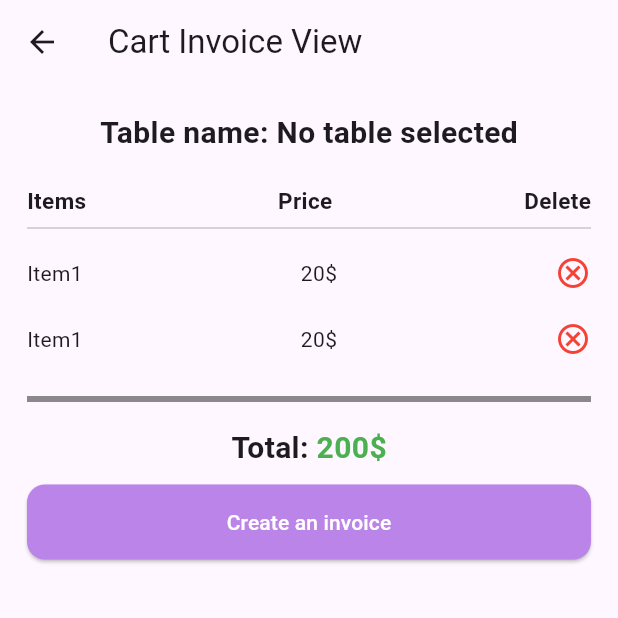
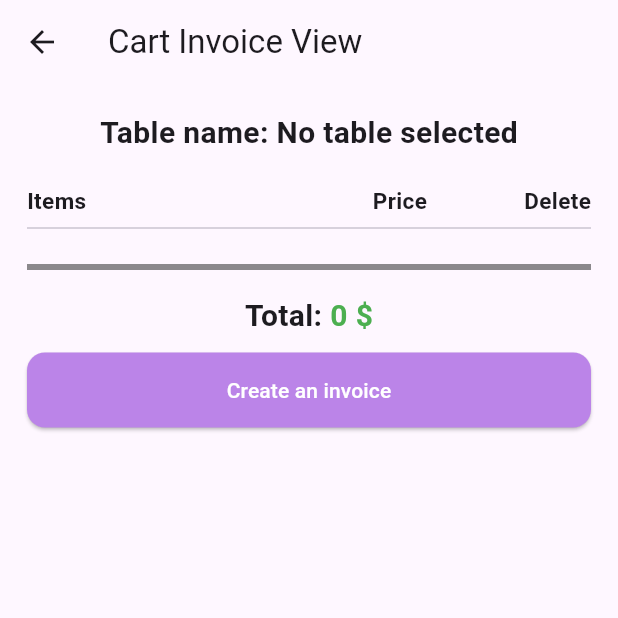
Before and after one commit to bahaaeshnena/resturant_dashboard, a Flutter app: the CartInvoiceView screen opened directly, on a phone screen of 412 x 824 dp, the top half of it. Run offline on Flutter 3.47's test engine with Material 3 defaults, Android fonts, the phone set to English and light mode, and no system bars; our stand-ins replace cloud_firestore, firebase_auth, firebase_core, flutter_svg, google_sign_in, shared_preferences; missing offline and left inert: drop_down_list; accounts and stored records are empty.

Commit message:
logic add item to cart

```diff
--- a/lib/src/features/home/presentation/views/drawer/widgets/add_items_view.dart
+++ b/lib/src/features/home/presentation/views/drawer/widgets/add_items_view.dart
@@ -40,7 +40,7 @@ class AddItemsView extends StatelessWidget {
                       CustomElevatedButton(
                         text: 'Add Item',
                         onPressed: () {
-                          itemViewModel.addTable(context);
+                          itemViewModel.addItem(context);
                         },
                       ),
                     ],
--- a/lib/src/features/home/presentation/views/home/widgets/cart_invoice_view.dart
+++ b/lib/src/features/home/presentation/views/home/widgets/cart_invoice_view.dart
@@ -1,12 +1,16 @@
 import 'package:flutter/material.dart';
+import 'package:provider/provider.dart';
+import 'package:task/src/features/home/presentation/views/home/widgets/header_cart_invoice_view.dart';
+import 'package:task/src/features/home/view_models/item_view_model.dart';
 import 'package:task/src/core/utils/widgets/custom_elevated_button.dart';
-import 'package:task/src/features/home/presentation/views/home/widgets/header_cart_invoice_view.dart';
 
 class CartInvoiceView extends StatelessWidget {
   const CartInvoiceView({super.key});
 
   @override
   Widget build(BuildContext context) {
+    final itemViewModel = Provider.of<ItemViewModel>(context);
+
     return Scaffold(
       appBar: AppBar(
         title: const Text('Cart Invoice View'),
@@ -19,51 +23,54 @@ class CartInvoiceView extends StatelessWidget {
               const HeaderCartInvoiceView(),
               const Divider(),
               const SizedBox(height: 10),
-              Row(
+              ...itemViewModel.selectedItems.map((item) {
+                return Padding(
+                  padding: const EdgeInsets.only(bottom: 10),
+                  child: Row(
                     mainAxisAlignment: MainAxisAlignment.spaceBetween,
                     children: [
-                  const Text('Item1'),
-                  const Text(r'20$'),
+                      Expanded(
+                        child: Align(
+                          alignment: Alignment.centerLeft,
+                          child: Text(item.name),
+                        ),
+                      ),
+                      Expanded(
+                        child: Align(
+                          alignment: Alignment.center,
+                          child: Text('${item.price} \$'),
+                        ),
+                      ),
                       GestureDetector(
-                    onTap: () {},
+                        onTap: () {
+                          itemViewModel.removeItemFromCart(item);
+                        },
                         child: const Icon(
                           Icons.cancel_outlined,
                           color: Colors.red,
                         ),
-                  )
+                      ),
                     ],
                   ),
-              const SizedBox(height: 20),
-              Row(
-                mainAxisAlignment: MainAxisAlignment.spaceBetween,
-                children: [
-                  const Text('Item1'),
-                  const Text(r'20$'),
-                  GestureDetector(
-                    onTap: () {},
-                    child: const Icon(
-                      Icons.cancel_outlined,
-                      color: Colors.red,
-                    ),
-                  )
-                ],
-              ),
-              const SizedBox(height: 20),
+                );
+
+                // ignore: unnecessary_to_list_in_spreads
+              }).toList(),
               const Divider(
                 thickness: 4,
                 color: Colors.black45,
               ),
               const SizedBox(height: 10),
-              const Row(
+              Row(
                 mainAxisAlignment: MainAxisAlignment.center,
                 children: [
-                  Text(
+                  const Text(
                     'Total: ',
                     style: TextStyle(fontWeight: FontWeight.bold, fontSize: 20),
                   ),
                   Text(
-                    r'200$',
-                    style: TextStyle(
+                    '${itemViewModel.selectedItems.fold(0, (total, item) => total + item.price)} \$',
+                    style: const TextStyle(
                         fontWeight: FontWeight.bold,
                         fontSize: 20,
                         color: Colors.green),
--- a/lib/src/features/home/presentation/views/home/widgets/header_cart_invoice_view.dart
+++ b/lib/src/features/home/presentation/views/home/widgets/header_cart_invoice_view.dart
@@ -19,13 +19,23 @@ class HeaderCartInvoiceView extends StatelessWidget {
         const Row(
           mainAxisAlignment: MainAxisAlignment.spaceBetween,
           children: [
-            Text(
-              'Items',
-              style: TextStyle(fontWeight: FontWeight.bold, fontSize: 15),
+            Expanded(
+              child: Align(
+                alignment: Alignment.centerLeft,
+                child: Text(
+                  'Items',
+                  style: TextStyle(fontWeight: FontWeight.bold, fontSize: 15),
+                ),
+              ),
             ),
-            Text(
-              'Price',
-              style: TextStyle(fontWeight: FontWeight.bold, fontSize: 15),
+            Expanded(
+              child: Align(
+                alignment: Alignment.center,
+                child: Text(
+                  'Price',
+                  style: TextStyle(fontWeight: FontWeight.bold, fontSize: 15),
+                ),
+              ),
             ),
             Text(
               'Delete',
--- a/lib/src/features/home/presentation/views/home/widgets/stream_custom_container_item_invoice.dart
+++ b/lib/src/features/home/presentation/views/home/widgets/stream_custom_container_item_invoice.dart
@@ -41,7 +41,6 @@ class StremCustomContainerItemInvoice extends StatelessWidget {
               final item = items[index];
               return CustomContainerItemInvoice(
                 item: item,
-                onTap: () {},
               );
             },
             childCount: items.length,
```
Also changed, not shown: lib/src/features/home/presentation/views/home/widgets/custom_container_item_invoice.dart (+8 -3 lines), lib/src/features/home/view_models/item_view_model.dart (+20 -1 lines). Lines whose indentation alone changed are shown as unchanged.
